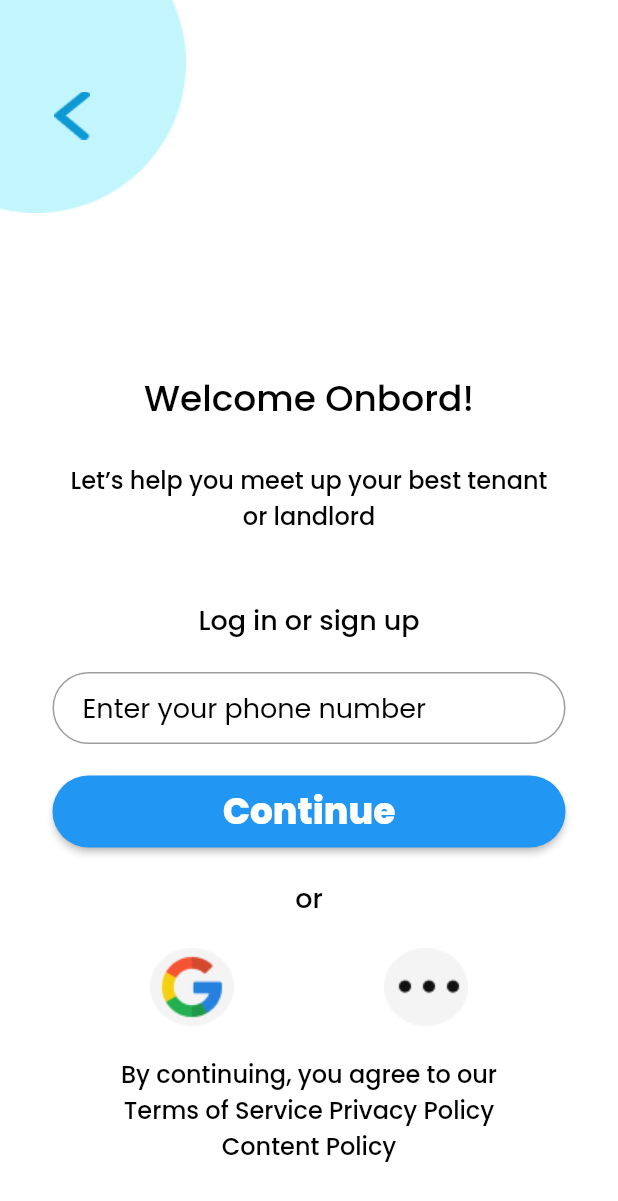
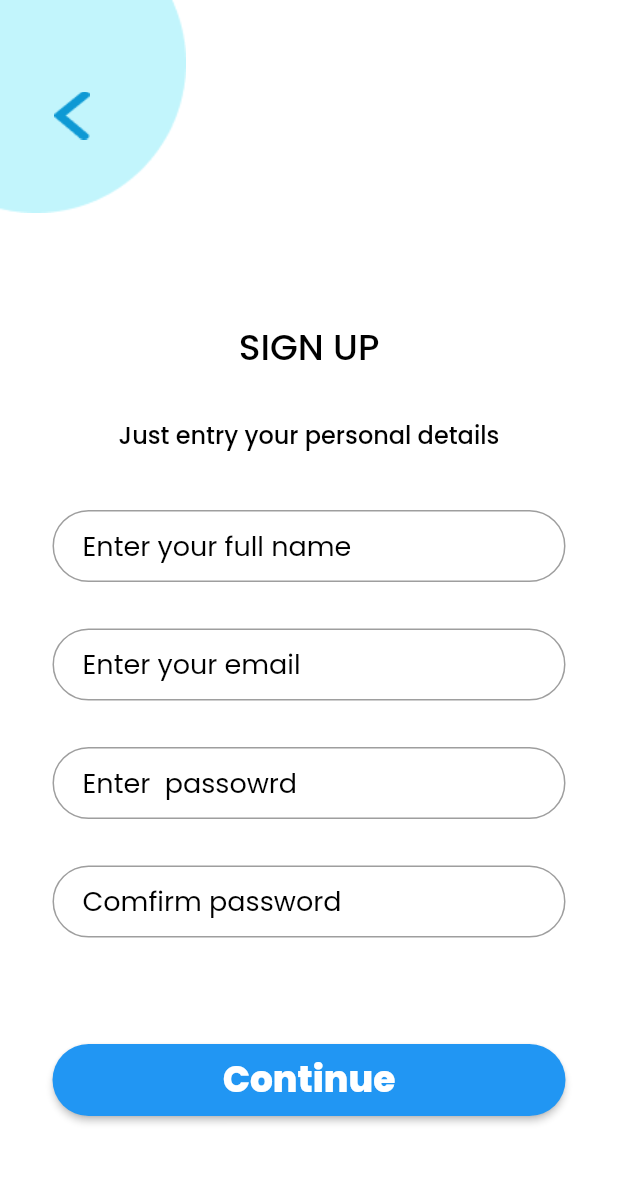
Before and after one commit to dani00995/flutter_it_megacom, a Flutter app: the LessonFourPageTwo screen opened directly, after a tap on "Continue", on a phone screen of 412 x 824 dp. Shown: the top 1201 px of the screen. Run offline on Flutter 3.47's test engine with Material 2 defaults, Android fonts, the phone set to English and light mode, and no system bars; our stand-ins replace google_fonts.

Commit message:
lesson 4 homework

```diff
--- a/lib/homeWork/lesson_4_homework_page_1.dart
+++ b/lib/homeWork/lesson_4_homework_page_1.dart
@@ -1,5 +1,7 @@
+import 'package:flutter/cupertino.dart';
 import 'package:flutter/material.dart';
 import 'package:flutter_it_megacom/const/AppImage.dart';
+import 'package:flutter_it_megacom/homeWork/lesson_4_homework_page_2.dart';
 import 'package:flutter_it_megacom/widgets/lesson_4_button.dart';
 
 class LessonFourPageOne extends StatelessWidget {
@@ -18,7 +20,6 @@ class LessonFourPageOne extends StatelessWidget {
           ),
         ),
         SafeArea(
-
             child: SizedBox(
                 width: double.infinity,
                 child: Column(
@@ -29,14 +30,22 @@ class LessonFourPageOne extends StatelessWidget {
                     Image.asset(AppImage.welcomePhone),
                     const RichColorTexts(),
                     const Padding(
-                      padding: EdgeInsets.only(top: 20,bottom: 10),
+                      padding: EdgeInsets.only(top: 20, bottom: 10),
                       child: Text(
                         'I am a',
                         style: TextStyle(
                             fontSize: 20, fontWeight: FontWeight.w400),
                       ),
                     ),
-                    LessonFourButton(text: "Tenant", onPressed: () {}),
+                    LessonFourButton(
+                        text: "Tenant",
+                        onPressed: () {
+                          Navigator.push(
+                              context,
+                              CupertinoPageRoute(
+                                  builder: (builder) =>
+                                      const LessonFourPageTwo()));
+                        }),
                     const Padding(
                       padding: EdgeInsets.symmetric(vertical: 10),
                       child: Text(
@@ -45,8 +54,18 @@ class LessonFourPageOne extends StatelessWidget {
                             fontSize: 20, fontWeight: FontWeight.w400),
                       ),
                     ),
-                    LessonFourButton(text: "Landlord", onPressed: () {}),
-                    SizedBox(height: 60,)
+                    LessonFourButton(
+                        text: "Landlord",
+                        onPressed: () {
+                          Navigator.push(
+                              context,
+                              CupertinoPageRoute(
+                                  builder: (builder) =>
+                                      const LessonFourPageTwo()));
+                        }),
+                    SizedBox(
+                      height: 60,
+                    )
                   ],
                 )))
       ]),
--- a/lib/homeWork/lesson_4_homework_page_2.dart
+++ b/lib/homeWork/lesson_4_homework_page_2.dart
@@ -1,5 +1,7 @@
+import 'package:flutter/cupertino.dart';
 import 'package:flutter/material.dart';
 import 'package:flutter_it_megacom/const/AppImage.dart';
+import 'package:flutter_it_megacom/homeWork/lesson_4_homework_page_3.dart';
 import 'package:flutter_it_megacom/widgets/lesson_4_button.dart';
 import 'package:flutter_it_megacom/widgets/lesson_4_text_field.dart';
 
@@ -47,11 +49,20 @@ class LessonFourPageTwo extends StatelessWidget {
                               color: Colors.black),
                         ),
                       ),
-                      const LessonFourTextField(),
+                      const LessonFourTextField(
+                        hintText: 'Enter your phone number',
+                      ),
                       Container(
                           margin: const EdgeInsets.symmetric(vertical: 20),
                           child: LessonFourButton(
-                              text: 'Continue', onPressed: () {})),
+                              text: 'Continue',
+                              onPressed: () {
+                                Navigator.push(
+                                    context,
+                                    CupertinoPageRoute(
+                                        builder: (builder) =>
+                                            const LessonFourPageThree()));
+                              })),
                       const Text("or",
                           style: TextStyle(
                               fontSize: 18,
--- /dev/null
+++ b/lib/homeWork/lesson_4_homework_page_3.dart
@@ -0,0 +1,95 @@
+import 'package:flutter/material.dart';
+import 'package:flutter_it_megacom/const/AppImage.dart';
+import 'package:flutter_it_megacom/widgets/lesson_4_button.dart';
+import 'package:flutter_it_megacom/widgets/lesson_4_text_field.dart';
+
+class LessonFourPageThree extends StatelessWidget {
+  const LessonFourPageThree({super.key});
+
+  @override
+  Widget build(BuildContext context) {
+    return Scaffold(
+      backgroundColor: Colors.white,
+      body: Stack(children: [
+        SafeArea(
+            child: SizedBox(
+                width: double.infinity,
+                child: Column(
+                    mainAxisAlignment: MainAxisAlignment.center,
+                    crossAxisAlignment: CrossAxisAlignment.center,
+                    children: [
+                      const Spacer(),
+                      const Text(
+                        'SIGN UP',
+                        style: TextStyle(
+                            fontSize: 24,
+                            fontWeight: FontWeight.w500,
+                            color: Colors.black),
+                      ),
+                      const SizedBox(
+                        width: double.infinity,
+                        height: 80,
+                        child: Center(
+                          child: Text(
+                            'Just entry your personal details',
+                            textAlign: TextAlign.center,
+                            style: TextStyle(
+                                fontSize: 16,
+                                fontWeight: FontWeight.w500,
+                                color: Colors.black),
+                          ),
+                        ),
+                      ),
+                      Container(
+                        margin: const EdgeInsets.only(top: 9, bottom: 20),
+                        child: const LessonFourTextField(
+                          hintText: 'Enter your full name',
+                        ),
+                      ),
+                      Container(
+                        margin: const EdgeInsets.only(top: 9, bottom: 20),
+                        child: const LessonFourTextField(
+                          hintText: 'Enter your email',
+                        ),
+                      ),
+                      Container(
+                        margin: const EdgeInsets.only(top: 9, bottom: 20),
+                        child: const LessonFourTextField(
+                          hintText: 'Enter  passowrd ',
+                        ),
+                      ),
+                      Container(
+                        margin: const EdgeInsets.only(top: 9, bottom: 20),
+                        child: const LessonFourTextField(
+                          hintText: 'Comfirm password',
+                        ),
+                      ),
+                      Container(
+                          margin: const EdgeInsets.symmetric(vertical: 50),
+                          child: LessonFourButton(
+                              text: 'Continue', onPressed: () {})),
+                      const SizedBox(
+                        height: 30,
+                      )
+                    ]))),
+        SizedBox(
+          child: Column(
+            children: [
+              Image.asset(AppImage.roundBlu),
+            ],
+          ),
+        ),
+        Positioned(
+            top: 53,
+            left: 24,
+            child: IconButton(
+              icon: Image.asset(AppImage.backBlue),
+              onPressed: () {
+                Navigator.pop(context);
+              },
+            ))
+      ]),
+    );
+    ;
+  }
+}
--- a/lib/main.dart
+++ b/lib/main.dart
@@ -3,6 +3,7 @@ import 'package:flutter_it_megacom/homeWork/lesson_2_homework.dart';
 import 'package:flutter_it_megacom/homeWork/lesson_3_homework.dart';
 import 'package:flutter_it_megacom/homeWork/lesson_4_homework_page_1.dart';
 import 'package:flutter_it_megacom/homeWork/lesson_4_homework_page_2.dart';
+import 'package:flutter_it_megacom/homeWork/lesson_4_homework_page_3.dart';
 import 'package:flutter_it_megacom/homeWork/lessone_1_home_work.dart';
 import 'package:flutter_it_megacom/homeWork/lessone_1_home_work_2.dart';
 import 'package:google_fonts/google_fonts.dart';
@@ -19,9 +20,8 @@ class MyApp extends StatelessWidget {
       title: 'Flutter Demo',
 
       theme: ThemeData(
-        primarySwatch: Colors.blue,
-        fontFamily: GoogleFonts.poppins().fontFamily
-      ),
+          primarySwatch: Colors.blue,
+          fontFamily: GoogleFonts.poppins().fontFamily),
 
       //HOME WORK
       //Lesson 1
@@ -37,8 +37,9 @@ class MyApp extends StatelessWidget {
       //home: const LessonThreeHomework(screenPage: 2,),
 
       //Lesson 4
-      //home: const LessonFourPageOne(),
-      home: const LessonFourPageTwo(),
+      home: const LessonFourPageOne(),
+      //home: const LessonFourPageTwo(),
+      //home: const LessonFourPageThree(),
     );
   }
 }
--- a/lib/widgets/lesson_4_text_field.dart
+++ b/lib/widgets/lesson_4_text_field.dart
@@ -1,8 +1,10 @@
 import 'package:flutter/material.dart';
 
 class LessonFourTextField extends StatelessWidget {
+  final String hintText;
   const LessonFourTextField({
     Key? key,
+    required this.hintText,
   }) : super(key: key);
 
   @override
@@ -15,11 +17,10 @@ class LessonFourTextField extends StatelessWidget {
         child: TextField(
           keyboardType: TextInputType.number,
           decoration: InputDecoration(
-              contentPadding: EdgeInsets.symmetric(
-                  vertical: 0, horizontal: 20),
-              border: OutlineInputBorder(
-                  borderRadius: BorderRadius.circular(100)),
-              hintText: 'Enter your phone number',
+              contentPadding: EdgeInsets.symmetric(vertical: 0, horizontal: 20),
+              border:
+                  OutlineInputBorder(borderRadius: BorderRadius.circular(100)),
+              hintText: hintText,
               hintStyle: TextStyle(
                   fontSize: 18,
                   fontWeight: FontWeight.w400,
```
Also changed, not shown: lib/widgets/lesson_4_button.dart (+8 -5 lines).
